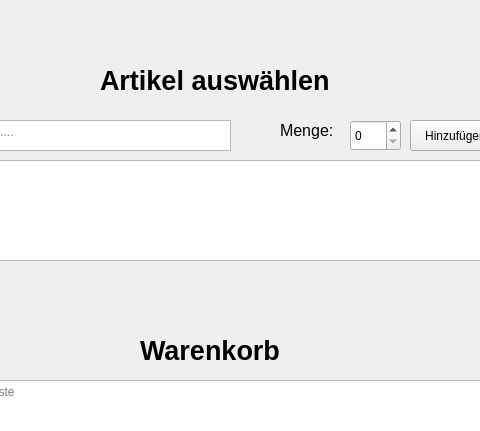
Qt form overviewbestellungen.ui (luis-we/SchulaufgabePRO) before a commit; both pictures show x 190 to 670 and y 0 to 431 of the 800 by 600 pixel window.
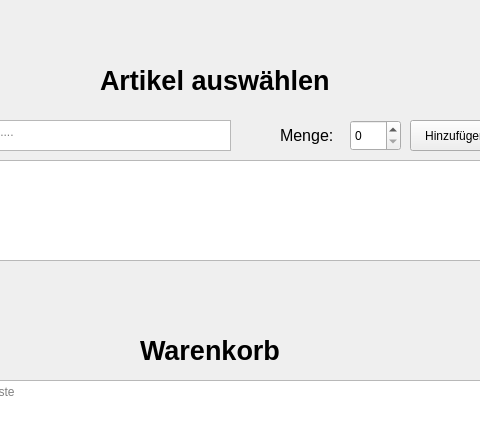
The same form after that commit.

The edit to the form file:
```diff
--- a/overviewbestellungen.ui
+++ b/overviewbestellungen.ui
@@ -57,7 +57,7 @@
     <rect>
      <x>290</x>
      <y>60</y>
-     <width>271</width>
+     <width>281</width>
      <height>41</height>
     </rect>
    </property>
@@ -112,7 +112,7 @@
     <rect>
      <x>330</x>
      <y>330</y>
-     <width>151</width>
+     <width>171</width>
      <height>41</height>
     </rect>
    </property>
@@ -151,7 +151,7 @@
      <x>470</x>
      <y>120</y>
      <width>61</width>
-     <height>21</height>
+     <height>31</height>
     </rect>
    </property>
    <property name="font">
```
